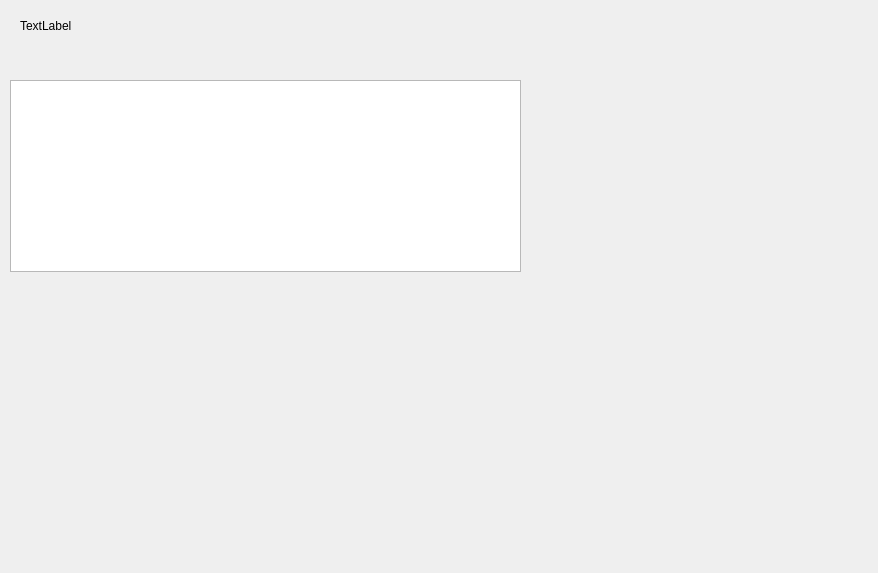
The window that framework/gui/ui/src/home.ui (cash2one/AutoDriver) describes before a commit, drawn with Qt 5.
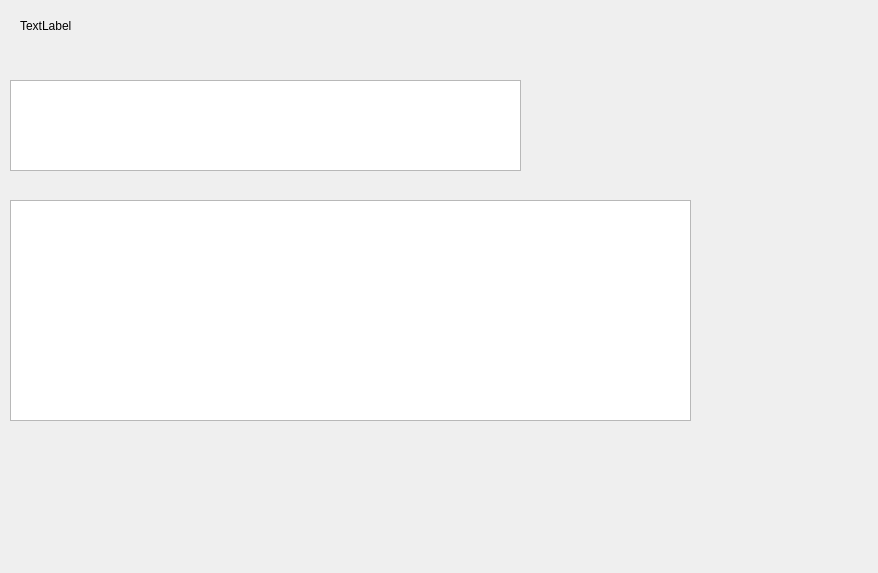
The same window after the commit.

The edit to the form file:
```diff
--- a/framework/gui/ui/src/home.ui
+++ b/framework/gui/ui/src/home.ui
@@ -22,7 +22,7 @@
      <x>10</x>
      <y>80</y>
      <width>511</width>
-     <height>192</height>
+     <height>91</height>
     </rect>
    </property>
    <attribute name="horizontalHeaderCascadingSectionResizes">
@@ -42,6 +42,16 @@
     <string>TextLabel</string>
    </property>
   </widget>
+  <widget class="QTextEdit" name="txt_a">
+   <property name="geometry">
+    <rect>
+     <x>10</x>
+     <y>200</y>
+     <width>681</width>
+     <height>221</height>
+    </rect>
+   </property>
+  </widget>
  </widget>
  <resources>
   <include location="../res.qrc"/>
```
